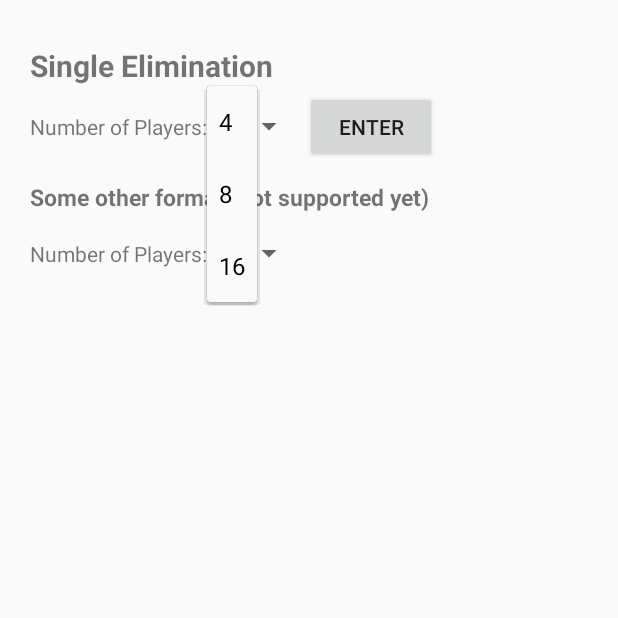
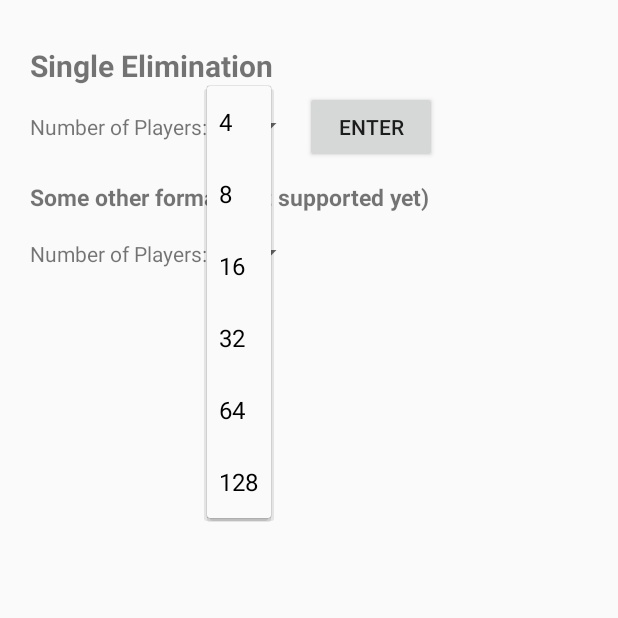
Before and after one commit to aak849/AndroidBracketGenerator0, an Android app: the BracketScreen screen opened directly, with no data from a screen before it, after a tap on an icon or button, on a phone screen of 412 x 824 dp, the top half of it. Run offline under Robolectric (Android 15) with nearby library versions, the phone set to English and light mode, and no system bars; libraries missing offline, so code that uses them is left out: android.support.v7.

Commit message:
128 now supported

```diff
--- a/app/src/main/res/values/strings.xml
+++ b/app/src/main/res/values/strings.xml
@@ -5,6 +5,9 @@
         <item>4</item>
         <item>8</item>
         <item>16</item>
+        <item>32</item>
+        <item>64</item>
+        <item>128</item>
     </string-array>
 
     <string-array name="not_supported_array">
```
